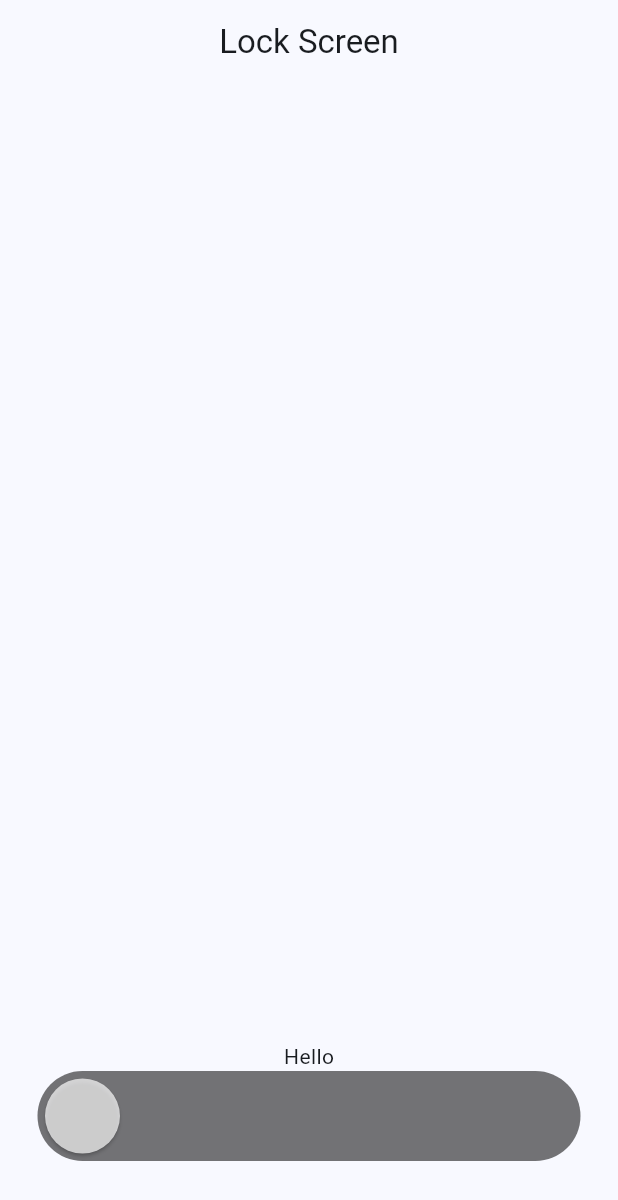
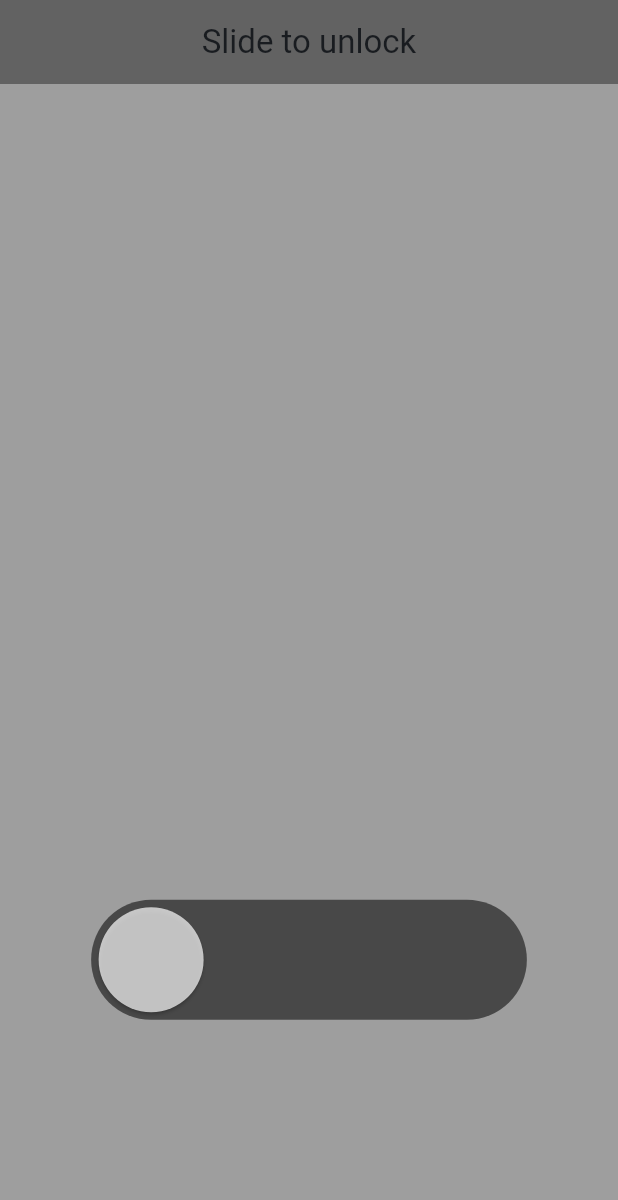
Before and after one commit to NrdyBhu1/finmanager, a Flutter app: the screen it shows after launch, on a phone screen of 412 x 824 dp. Shown: the top 1200 px of the screen. Run offline on Flutter 3.47's test engine with Material 3 defaults, Android fonts, the phone set to English and light mode, and no system bars; our stand-ins replace hive, hive_flutter; accounts and stored records are empty.

Commit message:
Fix lock screen

```diff
--- a/lib/screens/lock_screen.dart
+++ b/lib/screens/lock_screen.dart
@@ -12,28 +12,29 @@ class _LockScreenState extends State<LockScreen> {
   @override
   Widget build(BuildContext context) {
     return Scaffold(
-      appBar: AppBar(title: Center(child: Text("Lock Screen"))),
+      appBar: AppBar(title: Center(child: Text("Slide to unlock")), backgroundColor: Colors.black38),
+      backgroundColor: Colors.black38,
       body: Column(
         mainAxisAlignment: MainAxisAlignment.end,
         children: [
-          GestureDetector(
-            child: Text("Hello"),
-            onTap: () {
-              setState(() {
-                _sliderValue = 5;
-              });
-            },
-          ),
+          // GestureDetector(
+          //   child: Text("Hello"),
+          //   onTap: () {
+          //     setState(() {
+          //       _sliderValue = 5;
+          //     });
+          //   },
+          // ),
           Center(
             child: Container(
-              width: 500.0,
+              width: MediaQuery.of(context).size.width * 0.875,
               child: SliderTheme(
                 data: SliderThemeData(
-                  trackHeight: 60,
+                  trackHeight: 80,
                   activeTrackColor: Colors.black87,
                   inactiveTrackColor: Colors.black54,
                   thumbColor: Colors.white70,
-                  thumbShape: RoundSliderThumbShape(enabledThumbRadius: 25.0),
+                  thumbShape: RoundSliderThumbShape(enabledThumbRadius: 35.0),
                 ),
                 child: Slider(
                   value: _sliderValue,
@@ -58,8 +59,8 @@ class _LockScreenState extends State<LockScreen> {
             ),
           ),
           Padding(
-            padding: const EdgeInsets.only(
-              bottom: 50.0,
+            padding: EdgeInsets.only(
+              bottom: MediaQuery.of(context).size.height * 0.175,
             ),
           ),
         ],
```
Also changed, not shown: lib/main.dart (+6 -1 lines).
